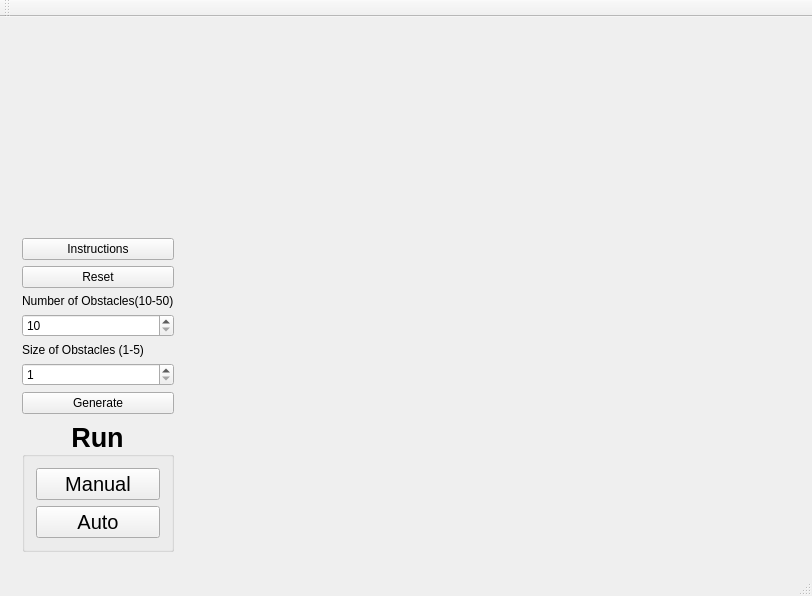
dcrich/pathfinder, file mainwindow.ui: the form before one commit.
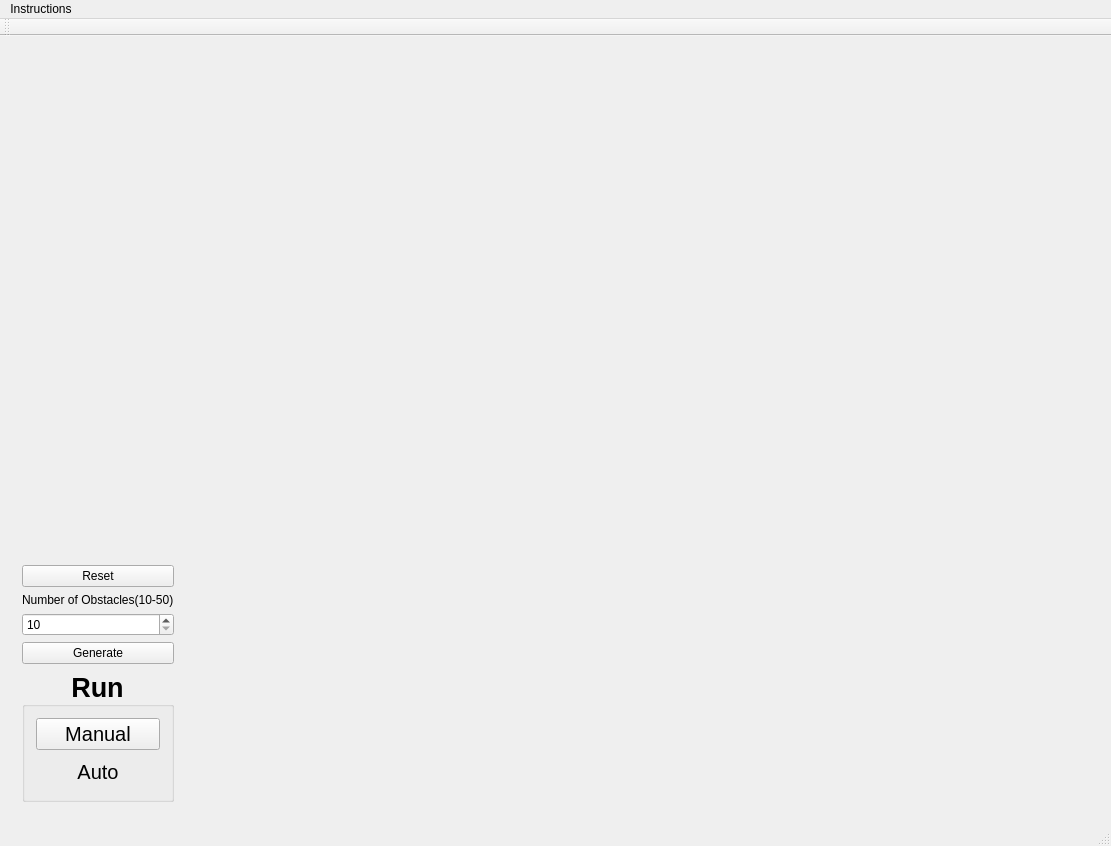
The form after the commit. Custom widgets are drawn as their Qt base class.

The edit to the form file:
```diff
--- a/mainwindow.ui
+++ b/mainwindow.ui
@@ -6,8 +6,8 @@
    <rect>
     <x>0</x>
     <y>0</y>
-    <width>812</width>
-    <height>596</height>
+    <width>1111</width>
+    <height>846</height>
    </rect>
   </property>
   <property name="windowTitle">
@@ -46,13 +46,6 @@
        </item>
        <item row="1" column="0">
         <layout class="QVBoxLayout" name="verticalLayout">
-         <item>
-          <widget class="QPushButton" name="bInstructions">
-           <property name="text">
-            <string>Instructions</string>
-           </property>
-          </widget>
-         </item>
          <item>
           <widget class="QPushButton" name="bReset">
            <property name="text">
@@ -77,23 +70,6 @@
            </property>
           </widget>
          </item>
-         <item>
-          <widget class="QLabel" name="label">
-           <property name="text">
-            <string>Size of Obstacles (1-5)</string>
-           </property>
-          </widget>
-         </item>
-         <item>
-          <widget class="QSpinBox" name="sizeObstacles">
-           <property name="minimum">
-            <number>1</number>
-           </property>
-           <property name="maximum">
-            <number>5</number>
-           </property>
-          </widget>
-         </item>
          <item>
           <widget class="QPushButton" name="bGenerate">
            <property name="text">
@@ -140,6 +116,9 @@
               </item>
               <item>
                <widget class="QPushButton" name="bAutoRun">
+                <property name="enabled">
+                 <bool>true</bool>
+                </property>
                 <property name="font">
                  <font>
                   <pointsize>15</pointsize>
@@ -151,6 +130,12 @@
                 <property name="text">
                  <string>Auto</string>
                 </property>
+                <property name="checkable">
+                 <bool>false</bool>
+                </property>
+                <property name="flat">
+                 <bool>true</bool>
+                </property>
                </widget>
               </item>
              </layout>
@@ -170,10 +155,16 @@
     <rect>
      <x>0</x>
      <y>0</y>
-     <width>812</width>
+     <width>1111</width>
      <height>22</height>
     </rect>
    </property>
+   <widget class="QMenu" name="menuInstructions">
+    <property name="title">
+     <string>Instructions</string>
+    </property>
+   </widget>
+   <addaction name="menuInstructions"/>
   </widget>
   <widget class="QToolBar" name="mainToolBar">
    <attribute name="toolBarArea">
```
Left out of the diff: 28 changed lines with no effect on the pictures.
